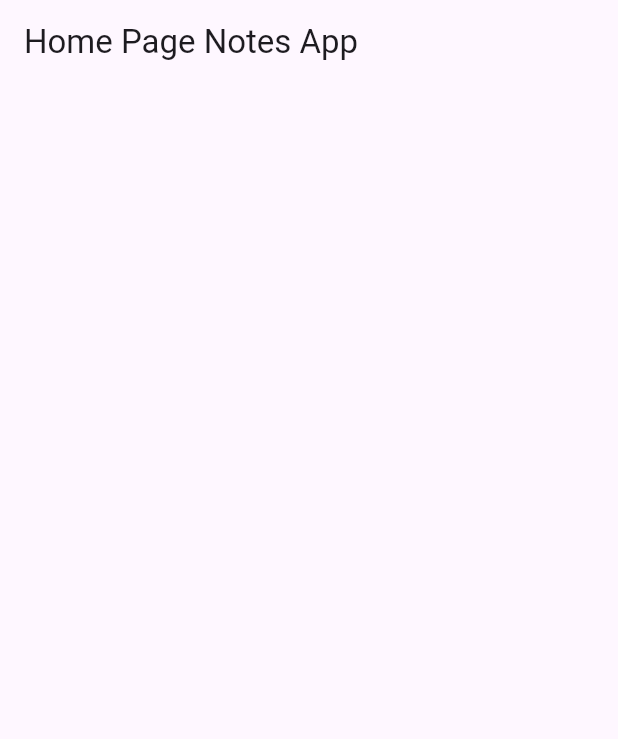
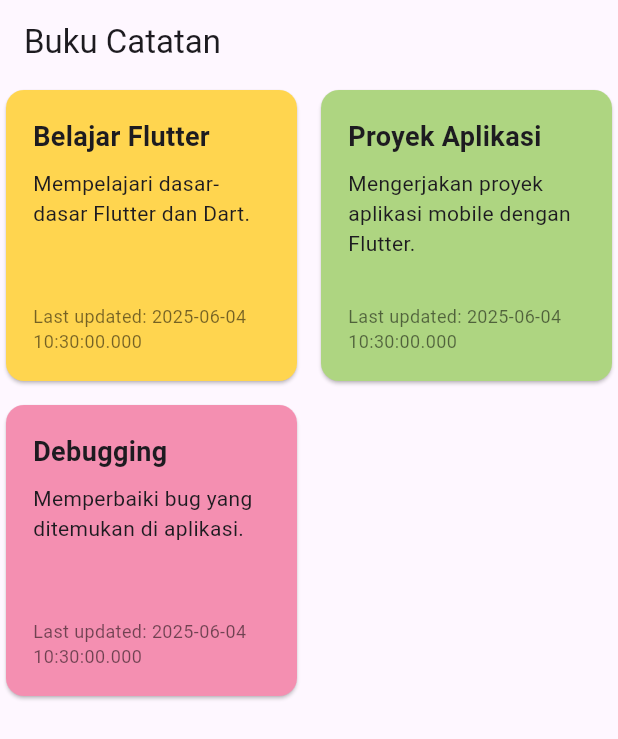
Before and after one commit to Miftakun/Flutter_Project_HK, a Flutter app: the HomePage screen opened directly, on a phone screen of 412 x 824 dp. Shown: the top 739 px of the screen. Run offline on Flutter 3.47's test engine with Material 3 defaults, Android fonts, the phone set to English and light mode, and no system bars; our stand-ins replace shared_preferences; accounts and stored records are empty.

Commit message:
Add note model, card widget, and update HomePage layout with notes display

```diff
--- /dev/null
+++ b/lib/flutter_habiskerja_notes_app/lib/models/note.dart
@@ -0,0 +1,13 @@
+// ignore_for_file: public_member_api_docs, sort_constructors_first
+class Note {
+  final int? id;
+  final String title;
+  final String description;
+  final DateTime time;
+  Note({
+    this.id,
+    required this.title,
+    required this.description,
+    required this.time,
+  });
+}
--- a/lib/flutter_habiskerja_notes_app/lib/pages/home_page.dart
+++ b/lib/flutter_habiskerja_notes_app/lib/pages/home_page.dart
@@ -1,4 +1,6 @@
 import 'package:flutter/material.dart';
+import 'package:flutter_habiskerja_notes_app/models/note.dart';
+import 'package:flutter_habiskerja_notes_app/widgets/card_widget.dart';
 
 class HomePage extends StatefulWidget {
   const HomePage({super.key});
@@ -8,8 +10,45 @@ class HomePage extends StatefulWidget {
 }
 
 class _HomePageState extends State<HomePage> {
+  List<Note> notes = [
+    Note(
+      id: 1,
+      title: 'Belajar Flutter',
+      description: 'Mempelajari dasar-dasar Flutter dan Dart.',
+      time: DateTime.now(),
+    ),
+    Note(
+      id: 2,
+      title: 'Proyek Aplikasi',
+      description: 'Mengerjakan proyek aplikasi mobile dengan Flutter.',
+      time: DateTime.now(),
+    ),
+    Note(
+      id: 3,
+      title: 'Debugging',
+      description: 'Memperbaiki bug yang ditemukan di aplikasi.',
+      time: DateTime.now(),
+    ),
+  ];
+
   @override
   Widget build(BuildContext context) {
-    return Scaffold(appBar: AppBar(title: const Text('Home Page Notes App')));
+    return Scaffold(
+      appBar: AppBar(
+        title: const Text('Buku Catatan'),
+        automaticallyImplyLeading: false,
+      ),
+      body: GridView.builder(
+        gridDelegate: const SliverGridDelegateWithFixedCrossAxisCount(
+          crossAxisCount: 2,
+          crossAxisSpacing: 8,
+          mainAxisSpacing: 8,
+        ),
+        itemBuilder: (context, index) {
+          return CardWidget(notes[index], index: index);
+        },
+        itemCount: notes.length,
+      ),
+    );
   }
 }
--- /dev/null
+++ b/lib/flutter_habiskerja_notes_app/lib/utils/card_color.dart
@@ -0,0 +1,10 @@
+import 'package:flutter/material.dart';
+
+final cardColors = [
+  Colors.amber.shade300,
+  Colors.lightGreen.shade300,
+  Colors.pink.shade200,
+  Colors.tealAccent.shade200,
+  Colors.orange.shade300,
+  Colors.blue.shade300,
+];
--- /dev/null
+++ b/lib/flutter_habiskerja_notes_app/lib/widgets/card_widget.dart
@@ -0,0 +1,62 @@
+// ignore_for_file: public_member_api_docs, sort_constructors_first
+import 'package:flutter/material.dart';
+
+import 'package:flutter_habiskerja_notes_app/models/note.dart';
+import 'package:flutter_habiskerja_notes_app/utils/card_color.dart';
+
+class CardWidget extends StatelessWidget {
+  final int index;
+  final Note note;
+  const CardWidget(this.note, {super.key, required this.index});
+
+  double getMinHeight(int index) {
+    switch (index % 6) {
+      case 0:
+        return 150.0;
+      case 1:
+        return 200.0;
+      case 2:
+        return 250.0;
+      case 3:
+        return 300.0;
+      case 4:
+        return 350.0;
+      case 5:
+        return 400.0;
+      default:
+        return 150.0; // Default case
+    }
+  }
+
+  @override
+  Widget build(BuildContext context) {
+    final color = cardColors[index % cardColors.length];
+    final minHeight = getMinHeight(index);
+    return Card(
+      color: color,
+      child: Container(
+        constraints: BoxConstraints(minHeight: minHeight),
+        padding: const EdgeInsets.all(18.0),
+        child: Column(
+          crossAxisAlignment: CrossAxisAlignment.start,
+          children: [
+            Text(
+              note.title,
+              style: const TextStyle(
+                fontSize: 18.0,
+                fontWeight: FontWeight.bold,
+              ),
+            ),
+            const SizedBox(height: 8.0),
+            Text(note.description, style: const TextStyle(fontSize: 14.0)),
+            const Spacer(),
+            Text(
+              'Last updated: ${note.time.toLocal()}',
+              style: const TextStyle(fontSize: 12.0, color: Colors.black54),
+            ),
+          ],
+        ),
+      ),
+    );
+  }
+}
```
Also changed, not shown: 1 other file.
